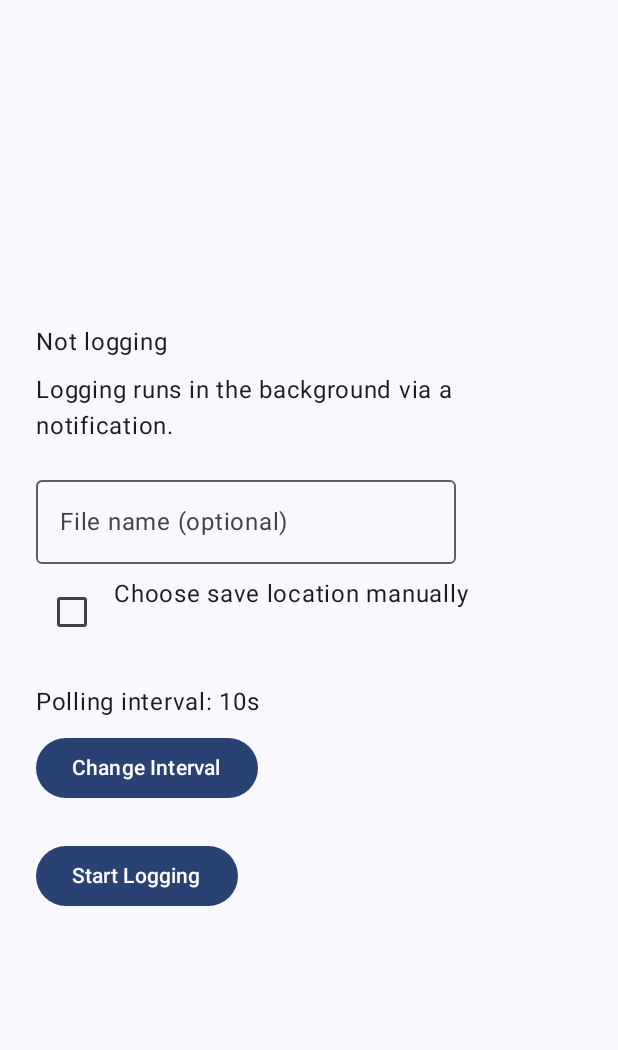
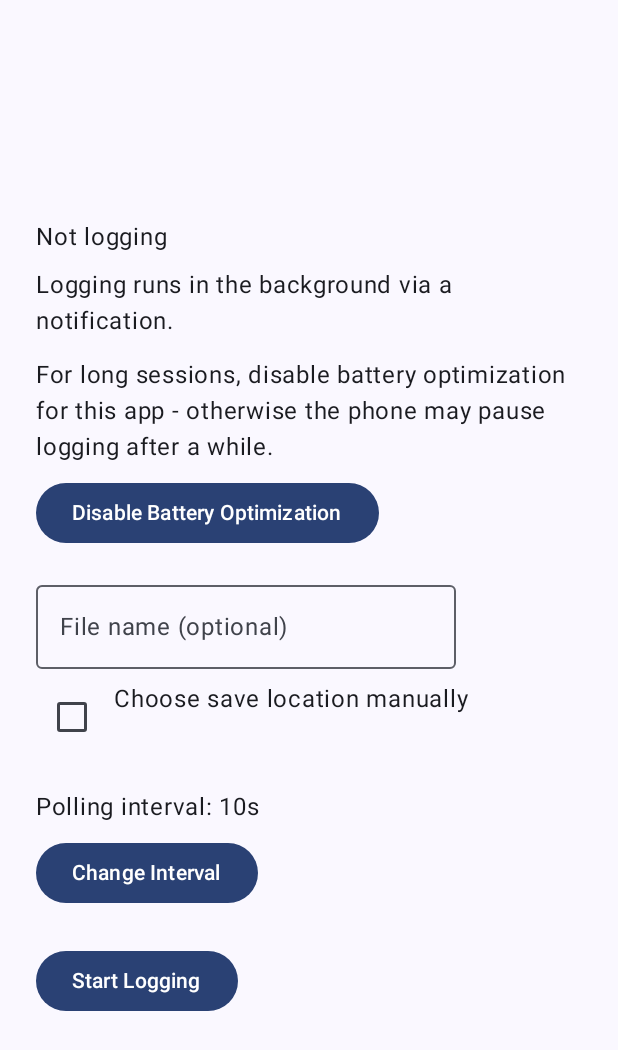
Before and after one commit to Deep-Saha1925/GPS_Logger, an Android app built with Jetpack Compose: the screen it shows after launch (MainActivity), on a phone screen of 412 x 824 dp. Shown: the top 1050 px of the screen. Run offline under Robolectric (Android 15) with nearby library versions, the phone set to English and light mode, and no system bars.

Commit message:
Updated MainActivity.kt

```diff
--- a/app/src/main/java/com/deep/gpslogger/MainActivity.kt
+++ b/app/src/main/java/com/deep/gpslogger/MainActivity.kt
@@ -1,11 +1,15 @@
 package com.deep.gpslogger
 
 import android.Manifest
+import android.content.Context
 import android.content.Intent
 import android.content.pm.PackageManager
 import android.location.LocationManager
+import android.net.Uri
 import android.os.Build
 import android.os.Bundle
+import android.os.PowerManager
+import android.provider.Settings
 import androidx.activity.ComponentActivity
 import androidx.activity.compose.setContent
 import androidx.activity.result.contract.ActivityResultContracts
@@ -61,11 +65,46 @@ class MainActivity : ComponentActivity() {
     private val createDocumentLauncher =
         registerForActivityResult(ActivityResultContracts.CreateDocument("text/csv")) { uri ->
             if (uri != null) {
+                // Without this, the write grant on a user-picked file can be
+                // lost once the picking Activity's transaction ends - which
+                // would break reopening the file later (e.g. after a
+                // process-death recovery in the service).
+                try {
+                    contentResolver.takePersistableUriPermission(
+                        uri,
+                        Intent.FLAG_GRANT_WRITE_URI_PERMISSION or Intent.FLAG_GRANT_READ_URI_PERMISSION
+                    )
+                } catch (e: SecurityException) {
+                    // Some providers don't support persistable grants; logging
+                    // will still work for this session, just not survive a
+                    // full process kill+restart for a custom save location.
+                }
                 startServiceWithUri(uri.toString())
             } else {
                 statusText.value = "File selection cancelled."
             }
         }
+
+    private fun isIgnoringBatteryOptimizations(): Boolean {
+        val powerManager = getSystemService(Context.POWER_SERVICE) as PowerManager
+        return powerManager.isIgnoringBatteryOptimizations(packageName)
+    }
+
+    private fun requestIgnoreBatteryOptimizations() {
+        try {
+            val intent = Intent(Settings.ACTION_REQUEST_IGNORE_BATTERY_OPTIMIZATIONS).apply {
+                data = Uri.parse("package:$packageName")
+            }
+            startActivity(intent)
+        } catch (e: Exception) {
+            // Some OEM builds (and some Android versions) reject this intent -
+            // fall back to the general battery settings screen instead.
+            try {
+                startActivity(Intent(Settings.ACTION_IGNORE_BATTERY_OPTIMIZATION_SETTINGS))
+            } catch (_: Exception) {
+            }
+        }
+    }
 
     private fun sanitizedFileName(): String {
         val rawName = userFileNameInput.value.trim()
@@ -101,6 +140,20 @@ class MainActivity : ComponentActivity() {
                             text = "Logging runs in the background via a notification.",
                             modifier = Modifier.padding(top = 8.dp)
                         )
+
+                        if (!logging && !isIgnoringBatteryOptimizations()) {
+                            Text(
+                                text = "For long sessions, disable battery optimization for this app - " +
+                                        "otherwise the phone may pause logging after a while.",
+                                modifier = Modifier.padding(top = 12.dp)
+                            )
+                            Button(
+                                onClick = { requestIgnoreBatteryOptimizations() },
+                                modifier = Modifier.padding(top = 8.dp)
+                            ) {
+                                Text("Disable Battery Optimization")
+                            }
+                        }
 
                         if (!logging) {
                             OutlinedTextField(
```
